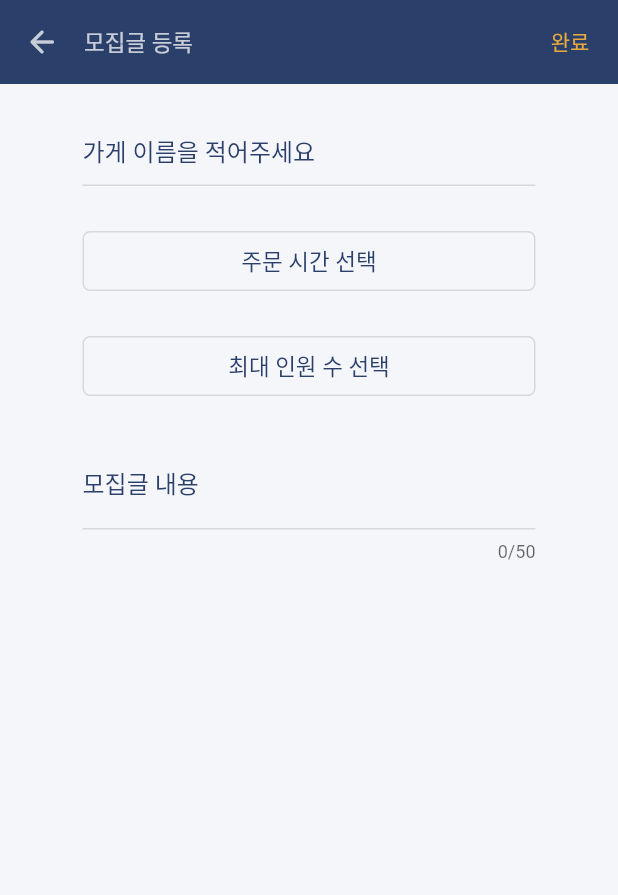
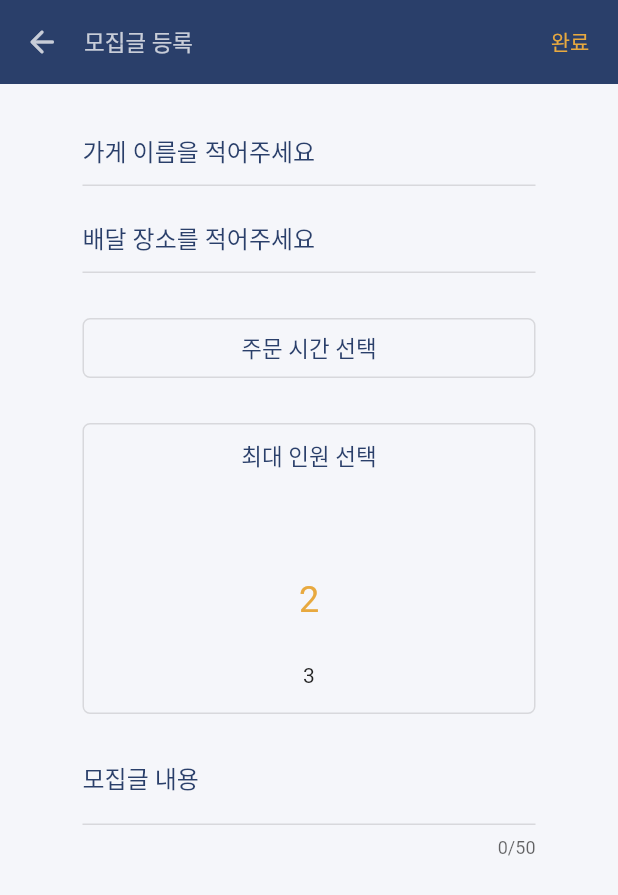
Before and after one commit to AnJW-HGU/2021SKLY, a Flutter app: the BoardPage screen opened directly, after a tap on the "add" icon, on a phone screen of 412 x 824 dp. Shown: the top 895 px of the screen. Run offline on Flutter 3.47's test engine with Material 2 defaults, Android fonts, the phone set to English and light mode, and no system bars; drawn by our look-alikes of numberpicker; our stand-ins replace cloud_firestore, firebase_auth, firebase_core, flutter_signin_button, get, google_sign_in; accounts and stored records are empty.

Commit message:
feat: Add number picker and method adding post

```diff
--- a/lib/model/post.dart
+++ b/lib/model/post.dart
@@ -7,6 +7,7 @@ class Post {
   String? category;
   String? content;
   int? people;
+  List<dynamic>? peopleJoin;
   String? place;
   Timestamp? closeTime;
   Timestamp? writeTime;
@@ -19,11 +20,40 @@ class Post {
     this.category,
     this.content,
     this.people,
+    this.peopleJoin,
     this.place,
     this.closeTime,
     this.writeTime,
     this.isClose,
   });
+
+  Post copyWith({
+    String? id,
+    String? userId,
+    String? store,
+    String? category,
+    String? content,
+    int? people,
+    List<String>? peopleJoin,
+    String? place,
+    Timestamp? closeTime,
+    Timestamp? writeTime,
+    bool? isClose,
+  }) {
+    return Post(
+      id: id ?? this.id,
+      userId: userId ?? this.userId,
+      store: store ?? this.store,
+      category: category ?? this.category,
+      content: content ?? this.content,
+      people: people ?? this.people,
+      peopleJoin: peopleJoin ?? this.peopleJoin,
+      place: place ?? this.place,
+      closeTime: closeTime ?? this.closeTime,
+      writeTime: writeTime ?? this.writeTime,
+      isClose: isClose ?? this.isClose,
+    );
+  }
 
   factory Post.fromDocs(Map<String, dynamic> ds) {
     return Post(
@@ -33,6 +63,7 @@ class Post {
       category: ds['category'],
       content: ds['content'],
       people: ds['people'],
+      peopleJoin: ds['peopleJoin'],
       place: ds['place'],
       closeTime: ds['closeTime'],
       writeTime: ds['writeTime'],
@@ -48,7 +79,8 @@ class Post {
       category: ss.get('category'),
       content: ss.get('content'),
       people: ss.get('people'),
-      place: ss.get('people'),
+      peopleJoin: ss.get('peopleJoin'),
+      place: ss.get('place'),
       closeTime: ss.get('closeTime'),
       writeTime: ss.get('writeTime'),
       isClose: ss.get('isClose'),
@@ -63,6 +95,7 @@ class Post {
       'category': category,
       'content': content,
       'people': people,
+      'peopleJoin': peopleJoin,
       'place': place,
       'closeTime': closeTime,
       'writeTime': writeTime,
--- a/lib/post/addPost.dart
+++ b/lib/post/addPost.dart
@@ -1,6 +1,7 @@
 import 'package:flutter/gestures.dart';
 import 'package:flutter/material.dart';
 import 'package:get/get.dart';
+import 'package:numberpicker/numberpicker.dart';
 import 'package:skly/controller/postController.dart';
 
 class AddPostPage extends StatefulWidget {
@@ -32,24 +33,14 @@ class _AddPostPageState extends State<AddPostPage> {
               icon: Icon(Icons.arrow_back_rounded),
               color: colorScheme.surface,
               onPressed: () {
-                _postController.submitPost();
                 Get.back();
               },
             ),
             actions: [
               TextButton(
                   onPressed: () {
-                    if (_postController.submitPost()) {
+                    if (_postController.submitPost(context)) {
                       Get.back();
-                    }
-                    else {
-                      Get.snackbar(
-                        '등록 실패',
-                        '내용을 다 채워주세요!',
-                        backgroundColor: colorScheme.secondary,
-                        snackPosition: SnackPosition.TOP,
-                        duration: Duration(milliseconds: 1000),
-                      );
                     }
                   },
                   child: Text(
@@ -69,6 +60,7 @@ class _AddPostPageState extends State<AddPostPage> {
                   mainAxisAlignment: MainAxisAlignment.start,
                   crossAxisAlignment: CrossAxisAlignment.stretch,
                   children: [
+                    // 가게 이름
                     TextFormField(
                       controller: _postController.storeTextEditing,
                       decoration: InputDecoration(
@@ -85,6 +77,27 @@ class _AddPostPageState extends State<AddPostPage> {
                           hintStyle: TextStyle(
                             color: colorScheme.primary,
                           )),
+                    ),
+                    SizedBox(
+                      height: 10,
+                    ),
+                    // 배달 장소
+                    TextFormField(
+                      controller: _postController.storeTextEditing,
+                      decoration: InputDecoration(
+                          enabledBorder: UnderlineInputBorder(
+                            borderSide: BorderSide(
+                                color: colorScheme.onSurface, width: 1),
+                          ),
+                          focusedBorder: UnderlineInputBorder(
+                            borderSide: BorderSide(
+                                color: colorScheme.secondary, width: 2),
+                          ),
+                          border: UnderlineInputBorder(),
+                          hintText: '배달 장소를 적어주세요',
+                          hintStyle: TextStyle(
+                            color: colorScheme.primary,
+                          ),),
                     ),
                     SizedBox(
                       height: 30,
@@ -120,18 +133,28 @@ class _AddPostPageState extends State<AddPostPage> {
                       height: 30,
                     ),
                     // 최대 인원 수 선택
-                    GestureDetector(
-                      onTap: () {
-                        print('number picker 사용');
-                      },
-                      child: Container(
-                        height: 40,
-                        child: Center(
+                    Container(
+                      child: Column(
+                        children: [
+                          Padding(
+                            padding: EdgeInsets.symmetric(vertical: 10),
                             child: Text(
-                            '최대 인원 수 선택',
+                              '최대 인원 선택',
                               style: TextStyle(
                                   fontSize: 15, color: colorScheme.primary),
                             ),
+                          ),
+                          NumberPicker(
+                            value: _postController.people,
+                            minValue: 2,
+                            maxValue: 20,
+                            onChanged: (value) {
+                              _postController.people = value;
+                              _postController.isPickPeople = true;
+                              _postController.update();
+                            },
+                          ),
+                        ],
                       ),
                       decoration: BoxDecoration(
                         border: Border.all(
@@ -139,9 +162,8 @@ class _AddPostPageState extends State<AddPostPage> {
                         borderRadius: BorderRadius.circular(5),
                       ),
                     ),
-                    ),
                     SizedBox(
-                      height: 30,
+                      height: 15,
                     ),
                     // 모집글 내용
                     TextFormField(
--- a/lib/post/board.dart
+++ b/lib/post/board.dart
@@ -32,15 +32,44 @@ class BoardPage extends StatelessWidget {
             floating: true,
             expandedHeight: 220.0,
             flexibleSpace: Padding(
-              padding: EdgeInsets.only(top: 80),
-              child: ListView.builder(
-                scrollDirection: Axis.horizontal,
-                itemCount: 5,
-                itemBuilder: (BuildContext context, int index) {
-                  return _buildCategory(context, '치킨');
-                },
+              padding: EdgeInsets.only(top: 85, bottom: 10),
+              child: Column(
+                crossAxisAlignment: CrossAxisAlignment.center,
+                children: [
+                  Row(
+                    mainAxisAlignment: MainAxisAlignment.center,
+                    children: [
+                      _buildCategory(context, '치킨'),
+                      _buildCategory(context, '치킨'),
+                      _buildCategory(context, '치킨'),
+                      _buildCategory(context, '치킨'),
+                      _buildCategory(context, '치킨'),
+                    ],
+                  ),
+                  Spacer(),
+                  Row(
+                    mainAxisAlignment: MainAxisAlignment.center,
+                    children: [
+                      _buildCategory(context, '치킨'),
+                      _buildCategory(context, '치킨'),
+                      _buildCategory(context, '치킨'),
+                      _buildCategory(context, '치킨'),
+                      _buildCategory(context, '치킨'),
+                    ],
+                  ),
+                ],
               ),
             ),
+            // flexibleSpace: Padding(
+            //   padding: EdgeInsets.only(top: 80),
+            //   child: ListView.builder(
+            //     scrollDirection: Axis.horizontal,
+            //     itemCount: 5,
+            //     itemBuilder: (BuildContext context, int index) {
+            //       return _buildCategory(context, '치킨');
+            //     },
+            //   ),
+            // ),
             backgroundColor: colorScheme.primary,
           ),
           StreamBuilder<List<Post>>(
--- a/lib/repository/postRepository.dart
+++ b/lib/repository/postRepository.dart
@@ -5,7 +5,10 @@ class PostRepository {
   FirebaseFirestore _firestore = FirebaseFirestore.instance;
 
   Future<void> setPost(Post post) async {
-    await _firestore.collection('Post').add(post.toMap());
+    String pid = _firestore.collection('Post').doc().id;
+    post = post.copyWith(id: pid);
+    DocumentReference reference = _firestore.collection('Post').doc(post.id);
+    await reference.set(post.toMap());
   }
 
   Stream<List<Post>> getAllPosts() {
```
Also changed, not shown: lib/controller/postController.dart (+73 -35 lines). Lines whose indentation alone changed are shown as unchanged.
